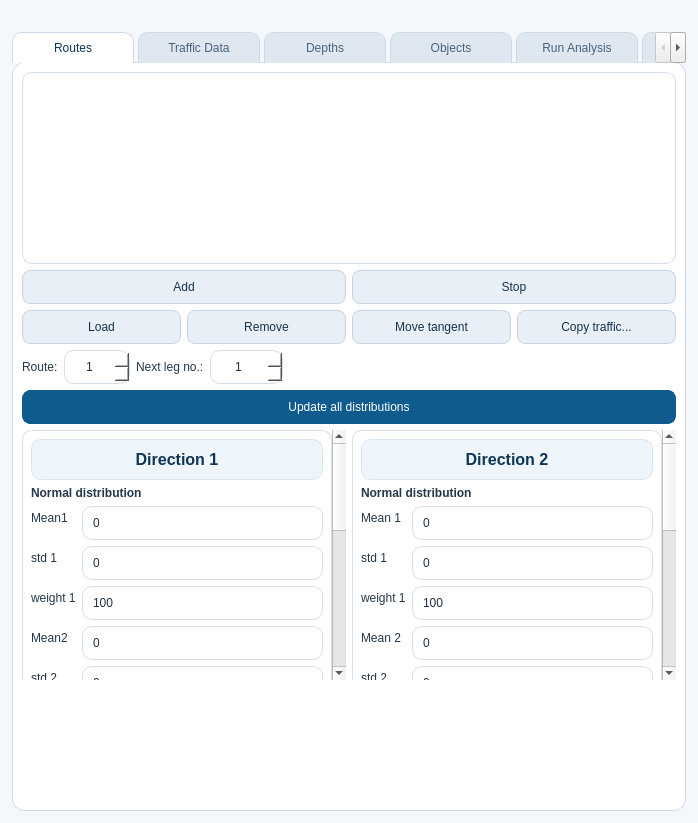
The window that omrat_base.ui (axelande/OMRAT) describes before a commit, drawn with Qt 5.
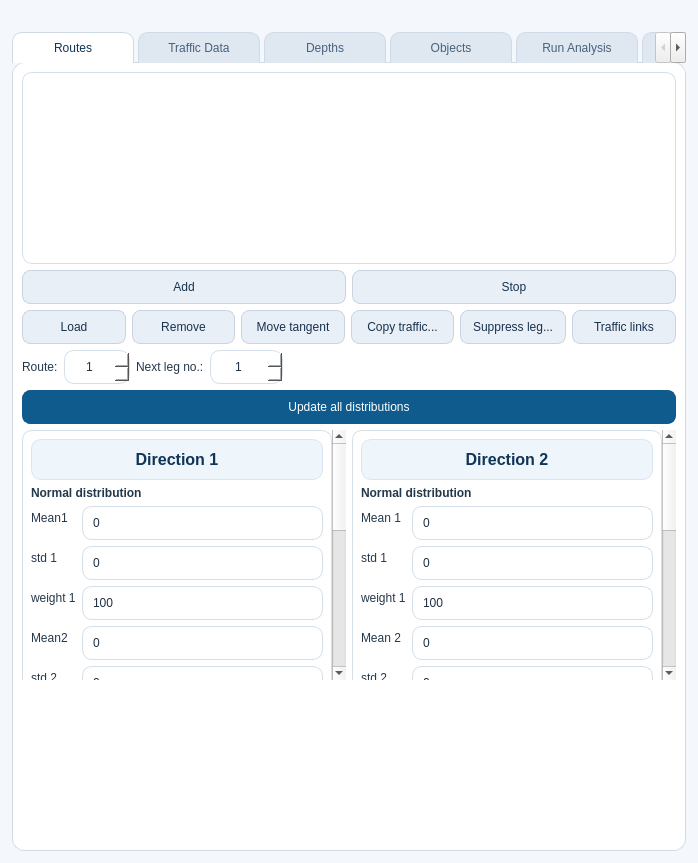
The same window after the commit.

Diff of the .ui file:
```diff
--- a/omrat_base.ui
+++ b/omrat_base.ui
@@ -309,6 +309,29 @@
                   </property>
                  </widget>
                 </item>
+                <item>
+                 <widget class="QPushButton" name="pbSuppressLeg">
+                  <property name="toolTip">
+                   <string>Suppress a leg (scenario): leave it out of the calculation and move its traffic, per direction and in percent, onto other legs. The leg is kept and drawn dashed.</string>
+                  </property>
+                  <property name="text">
+                   <string>Suppress leg...</string>
+                  </property>
+                 </widget>
+                </item>
+                <item>
+                 <widget class="QPushButton" name="pbTrafficLinks">
+                  <property name="toolTip">
+                   <string>Show which leg's traffic refers to which: arrows from copied-from legs to their copies (green), from suppressed legs to the legs their traffic is moved to (orange, dashed) and from legs suppressed together with a lead leg (grey). Click a leg in the route table to highlight its linked legs.</string>
+                  </property>
+                  <property name="text">
+                   <string>Traffic links</string>
+                  </property>
+                  <property name="checkable">
+                   <bool>true</bool>
+                  </property>
+                 </widget>
+                </item>
                </layout>
               </item>
               <item>
@@ -1830,6 +1853,16 @@
                </property>
               </widget>
              </item>
+             <item>
+              <widget class="QPushButton" name="pbSensitivity">
+               <property name="toolTip">
+                <string>Rank the model inputs by how much a +/- change in each one moves the accident totals</string>
+               </property>
+               <property name="text">
+                <string>Sensitivity analysis...</string>
+               </property>
+              </widget>
+             </item>
              <item>
               <widget class="QLabel" name="label_19">
                <property name="minimumSize">
```
